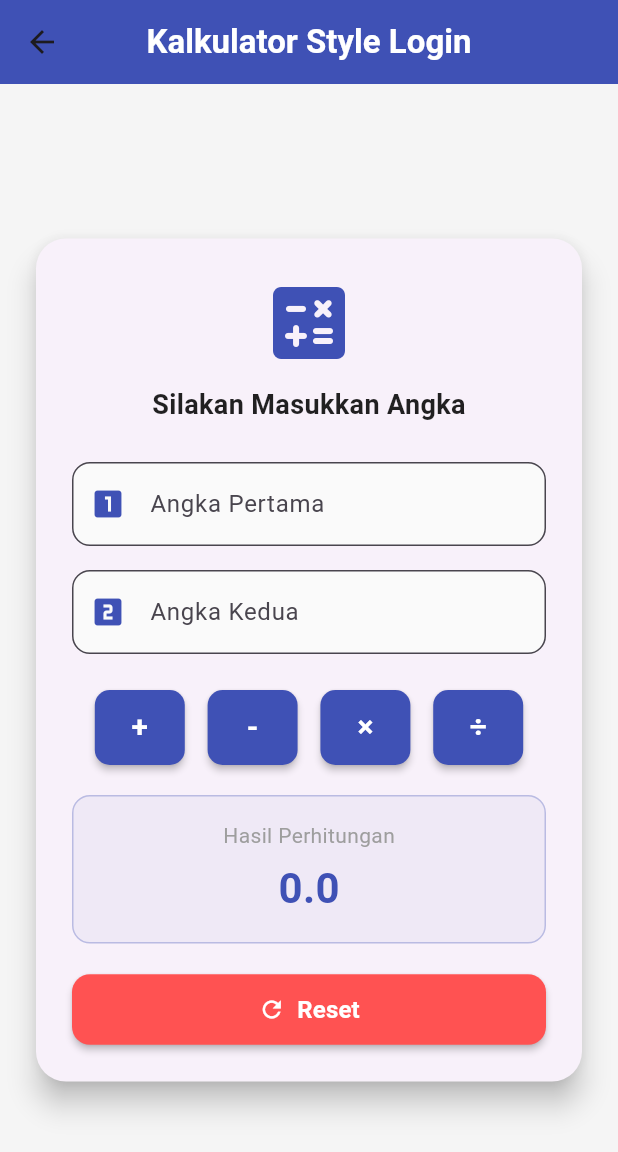
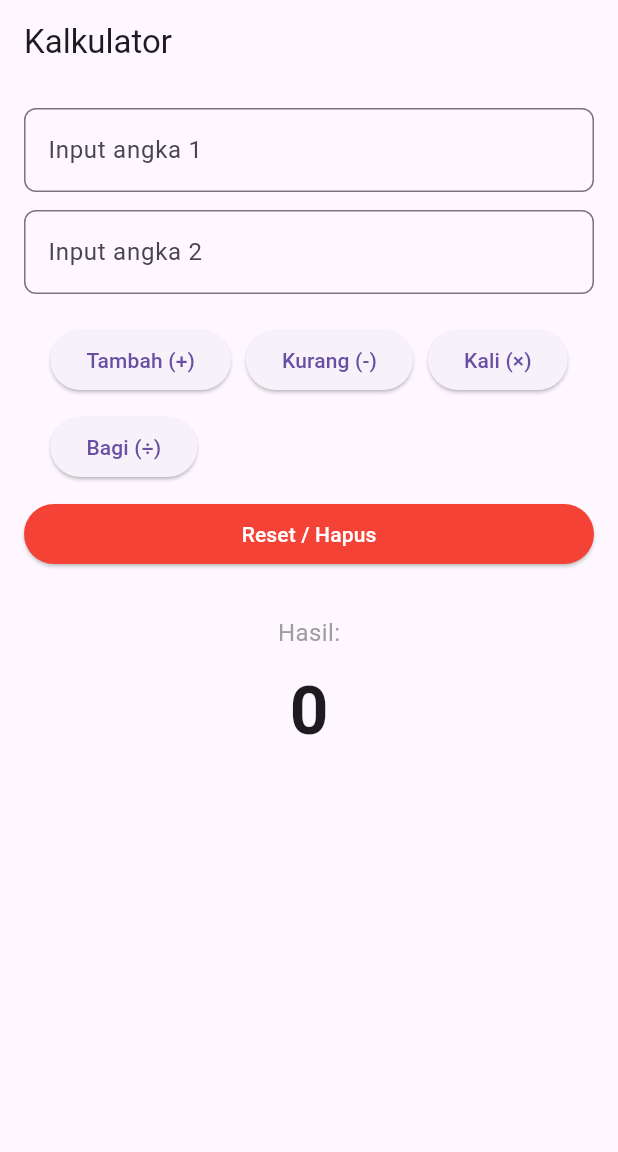
Before and after one commit to canezareskat-cell/tugas-flutter-StatelessWidget, a Flutter app: the KalkulatorPage screen opened directly, on a phone screen of 412 x 824 dp. Shown: the top 1152 px of the screen. Run offline on Flutter 3.47's test engine with Material 3 defaults, Android fonts, the phone set to English and light mode, and no system bars; our stand-ins replace get.

Commit message:
update: memperbarui login clone dan merapikan fitur kalkulator

```diff
--- /dev/null
+++ b/lib/Components/custom_text_kalkulator.dart
@@ -0,0 +1,26 @@
+import 'package:flutter/material.dart';
+import 'package:flutter/services.dart';
+
+class CustomTextKalkulator extends StatelessWidget {
+  final TextEditingController controller;
+  final String hintText;
+
+  const CustomTextKalkulator({
+    super.key,
+    required this.controller,
+    required this.hintText,
+  });
+
+  @override
+  Widget build(BuildContext context) {
+    return TextField(
+      controller: controller,
+      keyboardType: TextInputType.number, // Memunculkan keyboard angka di HP
+      inputFormatters: [FilteringTextInputFormatter.digitsOnly], // Hanya bisa ketik angka
+      decoration: InputDecoration(
+        hintText: hintText,
+        border: OutlineInputBorder(borderRadius: BorderRadius.circular(8.0)),
+      ),
+    );
+  }
+}
--- /dev/null
+++ b/lib/Controller/kalkulator_controller.dart
@@ -0,0 +1,34 @@
+import 'package:get/get.dart';
+
+class KalkulatorController extends GetxController {
+  var hasil = 0.obs;
+
+  // method tambah kurang kali dan bagi
+  void tambah(int angka1, int angka2) {
+    int hasilTambah = angka1 + angka2;
+    hasil.value = hasilTambah;
+  }
+
+  void kurang(int angka1, int angka2) {
+    int hasilkurang = angka1 - angka2;
+    hasil.value = hasilkurang;
+  }
+
+  void kali(int angka1, int angka2) {
+    int hasilkali = angka1 * angka2;
+    hasil.value = hasilkali;
+  }
+
+  void bagi(int angka1, int angka2) {
+    if (angka2 != 0) {
+      int hasilbagi = angka1 ~/ angka2;
+      hasil.value = hasilbagi;
+    } else {
+      hasil.value = 0;
+    }
+  }
+
+  void reset() {
+    hasil.value = 0;
+  }
+}
--- /dev/null
+++ b/lib/Pages/Kalkulator_page.dart
@@ -0,0 +1,92 @@
+import 'package:flutter/material.dart';
+import 'package:get/get.dart';
+import '../Components/custom_text_kalkulator.dart';
+import '../Controller/kalkulator_controller.dart';
+
+class KalkulatorPage extends StatelessWidget {
+  const KalkulatorPage({super.key});
+
+  @override
+  Widget build(BuildContext context) {
+    final KalkulatorController controller = Get.put(KalkulatorController());
+
+    TextEditingController txtAngka1 = TextEditingController();
+    TextEditingController txtAngka2 = TextEditingController();
+
+    void hitung(Function(int, int) operasi) {
+      if (txtAngka1.text.isNotEmpty && txtAngka2.text.isNotEmpty) {
+        int angka1 = int.parse(txtAngka1.text);
+        int angka2 = int.parse(txtAngka2.text);
+        operasi(angka1, angka2);
+      }
+    }
+
+    return Scaffold(
+      appBar: AppBar(title: Text("Kalkulator")),
+      body: Padding(
+        padding: const EdgeInsets.all(16.0),
+        child: Column(
+          children: [
+            CustomTextKalkulator(controller: txtAngka1, hintText: "Input angka 1"),
+            const SizedBox(height: 12),
+            CustomTextKalkulator(controller: txtAngka2, hintText: "Input angka 2"),
+            const SizedBox(height: 20),
+
+            // Tombol-tombol operasi matematika
+            Wrap(
+              spacing: 10,
+              runSpacing: 10,
+              children: [
+                ElevatedButton(
+                  onPressed: () => hitung(controller.tambah),
+                  child: Text("Tambah (+)"),
+                ),
+                ElevatedButton(
+                  onPressed: () => hitung(controller.kurang),
+                  child: Text("Kurang (-)"),
+                ),
+                ElevatedButton(
+                  onPressed: () => hitung(controller.kali),
+                  child: Text("Kali (×)"),
+                ),
+                ElevatedButton(
+                  onPressed: () => hitung(controller.bagi),
+                  child: Text("Bagi (÷)"),
+                ),
+              ],
+            ),
+
+            const SizedBox(height: 10),
+
+            // Tombol Reset (Dibuat full width atau berdiri sendiri)
+            SizedBox(
+              width: double.infinity,
+              child: ElevatedButton(
+                style: ElevatedButton.styleFrom(
+                  backgroundColor: Colors.red, // Warna tombol merah untuk reset
+                  foregroundColor: Colors.white,
+                ),
+                onPressed: () {
+                  txtAngka1.clear(); // Mengosongkan textfield 1
+                  txtAngka2.clear(); // Mengosongkan textfield 2
+                  controller.reset(); // Mengembalikan hasil jadi 0
+                },
+                child: Text("Reset / Hapus"),
+              ),
+            ),
+
+            const SizedBox(height: 30),
+            const Text("Hasil:", style: TextStyle(fontSize: 16, color: Colors.grey)),
+            const SizedBox(height: 8),
+            Obx(
+              () => Text(
+                controller.hasil.toString(),
+                style: const TextStyle(fontSize: 45, fontWeight: FontWeight.bold),
+              ),
+            ),
+          ],
+        ),
+      ),
+    );
+  }
+}
--- a/lib/Pages/Login_Clone_Page.dart
+++ b/lib/Pages/Login_Clone_Page.dart
@@ -29,7 +29,6 @@ class LoginClonePage extends StatelessWidget {
                 const SizedBox(height: 40),
 
                 // PANGGIL KOMPONEN TEKS KUSTOM DI SINI
-                // Karena warna default-nya sudah putih & silver, kodenya jadi bersih banget!
                 const CustomTextDiscord(
                   title: 'WELCOME TO\nDISCORD',
                   subtitle: 'Hang out, play games, or just talk. Tap below to get started!',
--- a/lib/kalkulator_page.dart
+++ b/lib/kalkulator_page.dart
@@ -1,13 +1,13 @@
 import 'package:flutter/material.dart';
 
-class KalkulatorPage extends StatefulWidget {
-  const KalkulatorPage({super.key});
+class KalkulatorPage1 extends StatefulWidget {
+  const KalkulatorPage1({super.key});
 
   @override
-  State<KalkulatorPage> createState() => _KalkulatorPageState();
+  State<KalkulatorPage1> createState() => _KalkulatorPage1State();
 }
 
-class _KalkulatorPageState extends State<KalkulatorPage> {
+class _KalkulatorPage1State extends State<KalkulatorPage1> {
   // Controller untuk membaca inputan angka
   final TextEditingController c1 = TextEditingController();
   final TextEditingController c2 = TextEditingController();
--- a/pubspec.yaml
+++ b/pubspec.yaml
@@ -11,6 +11,7 @@ dependencies:
   flutter:
     sdk: flutter
   cupertino_icons: ^1.0.8
+  get: ^4.7.3
 
 dev_dependencies:
   flutter_test:
```
Also changed, not shown: lib/main.dart (+4 -13 lines), pubspec.lock.
